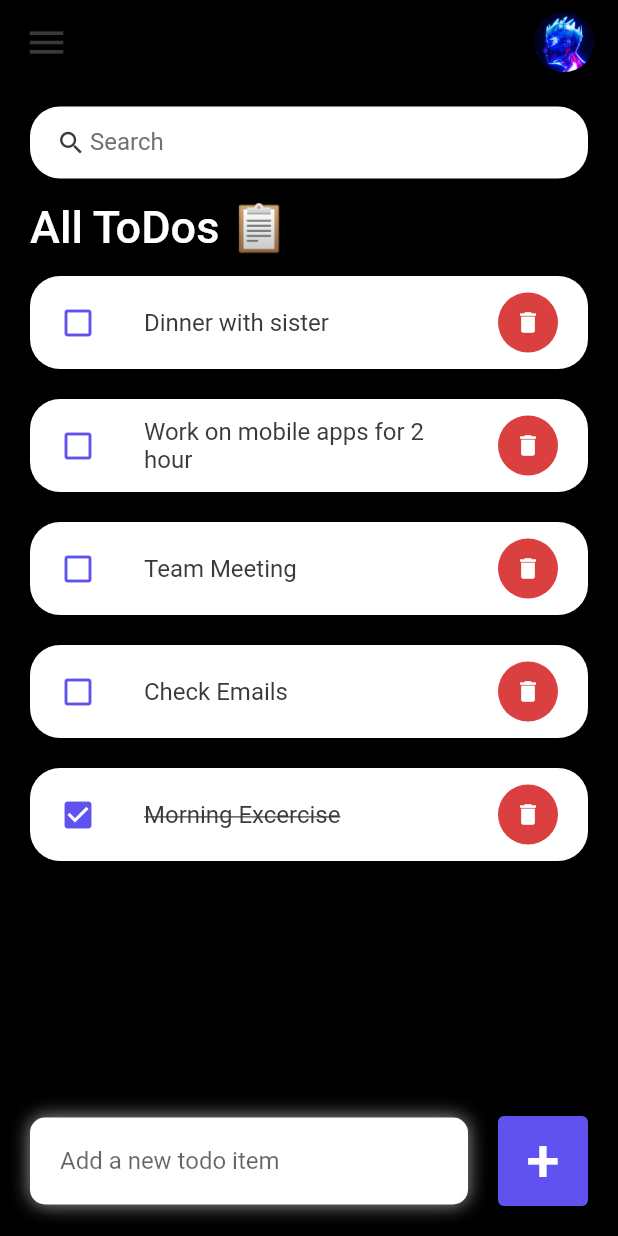
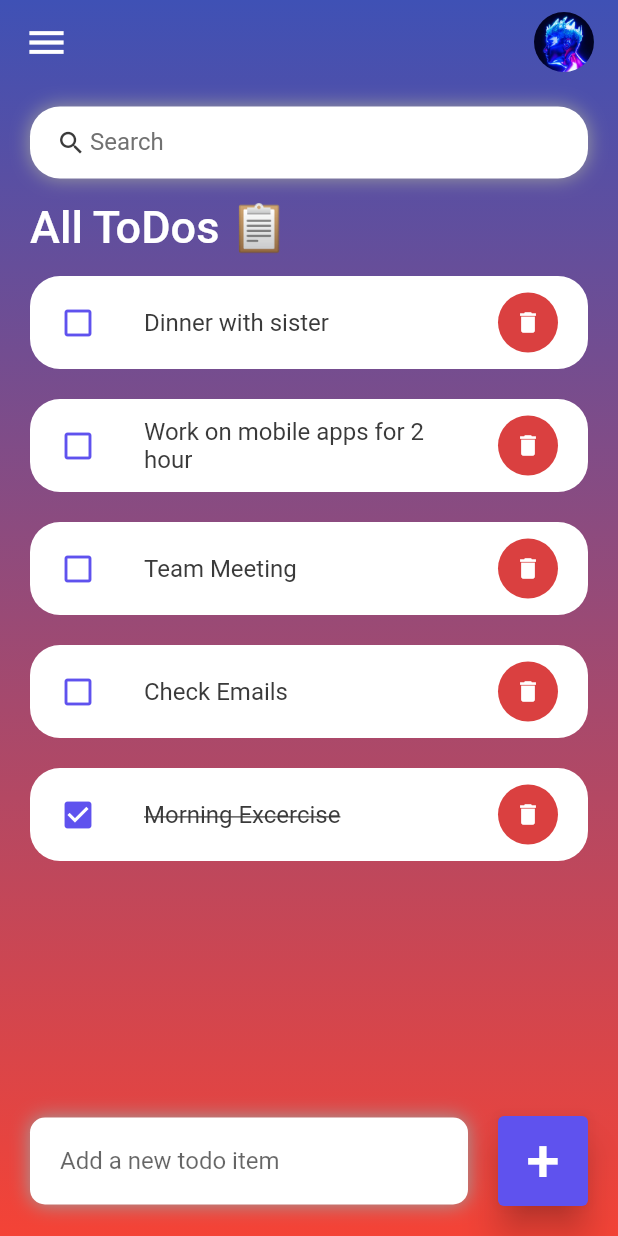
Before and after one commit to FatoomRe/Flutter-ToDo-App, a Flutter app: the screen it shows after launch, on a phone screen of 412 x 824 dp. Run offline on Flutter 3.47's test engine with Material 2 defaults, Android fonts, the phone set to English and light mode, and no system bars.

Commit message:
second commit background edit

```diff
--- a/lib/screens/home.dart
+++ b/lib/screens/home.dart
@@ -23,8 +23,18 @@ class _HomeState extends State<Home> {
 
   @override
   Widget build(BuildContext context) {
-    return Scaffold(
-      backgroundColor: Colors.black, //the body background color
+    return Container(
+      decoration: BoxDecoration(
+        gradient: LinearGradient(
+          colors: [Color(0xfff44336), Color(0xff3f51b5)],
+          stops: [0, 1],
+          begin: Alignment.bottomCenter,
+          end: Alignment.topCenter,
+        )
+      ),
+      //----------------------------------------------------------------
+      child: Scaffold(
+      backgroundColor: Colors.transparent, //the body background color
       //---------------------------------------------------------------
       appBar: _buildApp(), //see the method below
       //------------------------------------------------------------
@@ -130,6 +140,7 @@ class _HomeState extends State<Home> {
           ),
         ],
       ),
+    )
     );
   }
 
@@ -178,6 +189,14 @@ class _HomeState extends State<Home> {
     return Container(
       padding: const EdgeInsets.symmetric(horizontal: 15),
       decoration: BoxDecoration(
+        boxShadow: const [
+                      BoxShadow(
+                        color: Colors.grey,
+                        offset: Offset(0.0, 0.0),
+                        blurRadius: 10.0,
+                        spreadRadius: 0.0,
+                      ),
+                    ],
           color: Colors.white, borderRadius: BorderRadius.circular(20)),
       child: const TextField(
         decoration: InputDecoration(
@@ -199,14 +218,14 @@ class _HomeState extends State<Home> {
   //----------------------------------------------------------------
   AppBar _buildApp() { // AppBar method
     return AppBar(
-      backgroundColor: Colors.black, // AppBar bcgcolor
+      backgroundColor: Colors.transparent, // AppBar bcgcolor
       elevation: 0, //remove the shadow
       title: Row(
         mainAxisAlignment: MainAxisAlignment.spaceBetween,
         children: [
           const Icon(
             Icons.menu,
-            color: Color(0xFF3A3A3A),
+            color: Colors.white,
             size: 30,
           ),
           SizedBox(
```
